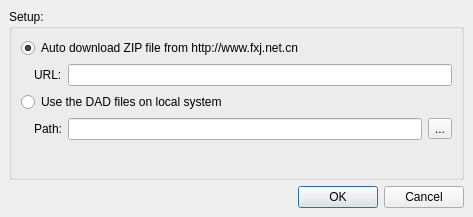
This is trunk/ui/ui_fxjfileimptsourcedlg.ui in ulandz/tcstock as Qt 5 draws it before an edit. The edited form follows.
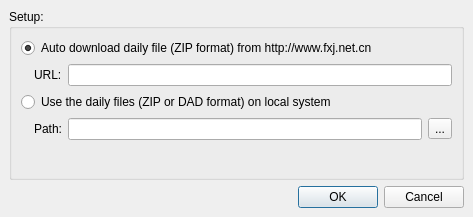
This is the edited form.

```diff
--- a/trunk/ui/ui_fxjfileimptsourcedlg.ui
+++ b/trunk/ui/ui_fxjfileimptsourcedlg.ui
@@ -34,7 +34,7 @@
       <item>
        <widget class="QRadioButton" name="rdo1" >
         <property name="text" >
-         <string>Auto download ZIP file from http://www.fxj.net.cn</string>
+         <string>Auto download daily file (ZIP format) from http://www.fxj.net.cn</string>
         </property>
         <property name="checked" >
          <bool>true</bool>
@@ -71,7 +71,7 @@
       <item>
        <widget class="QRadioButton" name="rdo2" >
         <property name="text" >
-         <string>Use the DAD files on local system</string>
+         <string>Use the daily files (ZIP or DAD format) on local system</string>
         </property>
        </widget>
       </item>
```
